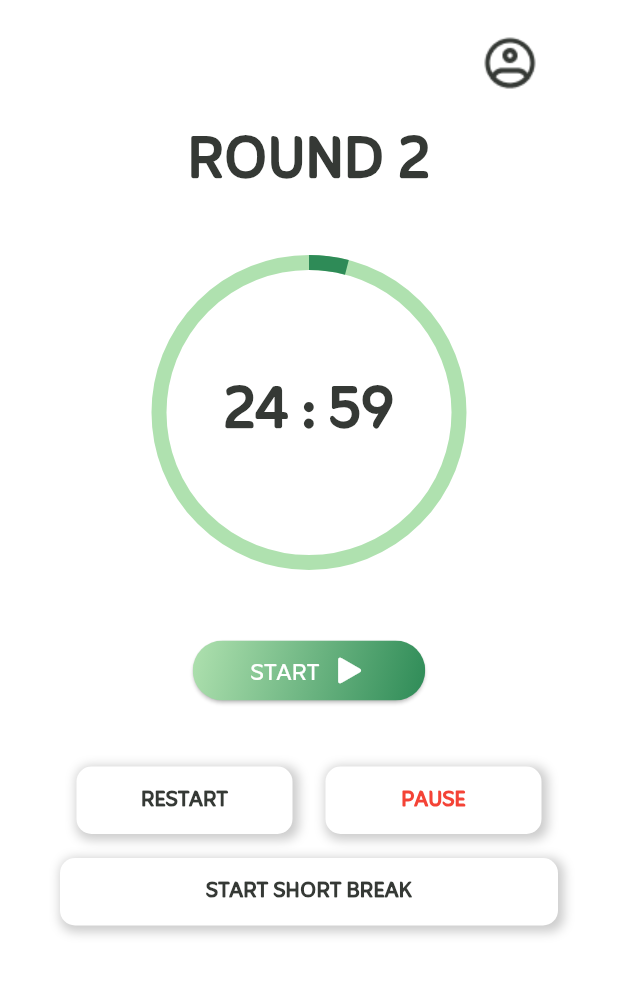
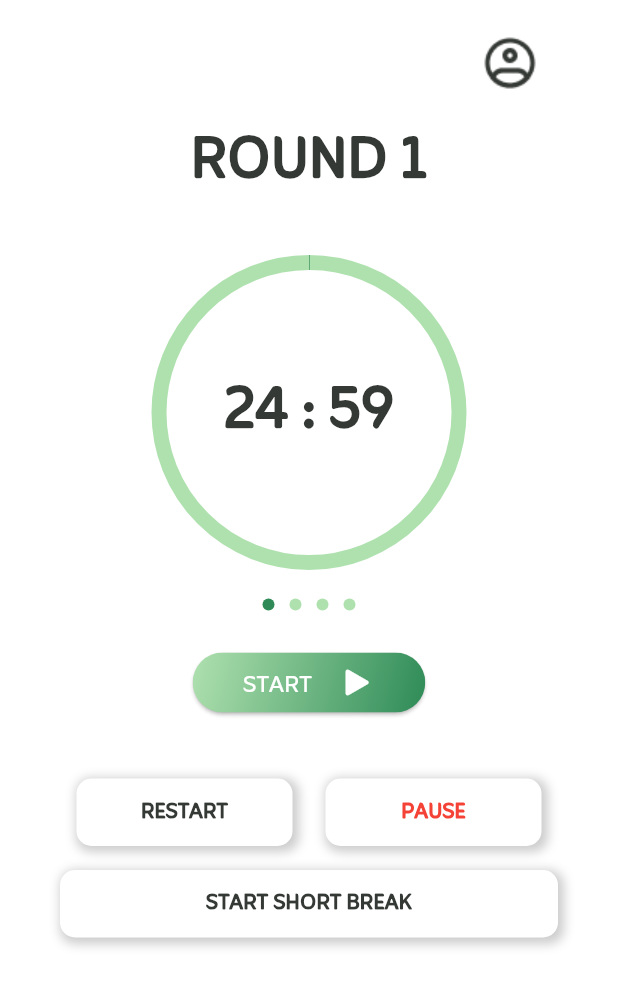
Before and after one commit to KimsokhomZz/pomodoro-focus-app, a Flutter app: the PomoTimerPage screen opened directly, after a tap on "START", on a phone screen of 412 x 824 dp. Shown: the top 987 px of the screen. Run offline on Flutter 3.47's test engine with Material 3 defaults, Android fonts, the light colour scheme and no system bars; our stand-ins replace flutter_slidable, get, shared_preferences; accounts and stored records are empty.

Commit message:
completed timer-screen implementation

```diff
--- a/lib/main.dart
+++ b/lib/main.dart
@@ -1,5 +1,6 @@
 import 'package:flutter/material.dart';
 import 'package:focus_app_project/models/time_provider.dart';
+import 'package:focus_app_project/screens/login_screen.dart';
 import 'package:focus_app_project/theme/theme.dart';
 import 'package:focus_app_project/widgets/nav_bar.dart';
 import 'package:get/get_navigation/src/root/get_material_app.dart';
@@ -23,7 +24,8 @@ class MyApp extends StatelessWidget {
       debugShowCheckedModeBanner: false,
       title: 'Flutter Demo',
       theme: AppTheme.lightTheme,
-      home: const NavigationMenu(),
+      home: const LoginPage(),
+      // home: const NavigationMenu(),
     );
   }
 }
--- a/lib/models/time_provider.dart
+++ b/lib/models/time_provider.dart
@@ -4,12 +4,17 @@ import 'package:flutter/cupertino.dart';
 class TimerProvider with ChangeNotifier {
   int _seconds = 0;
   int _minutes = 25;
+  // int _minutes = 1;  //for testing
+  int _currentRound = 1;
   Timer? _timer;
   bool _isPaused = true;
+  bool _isShortBreak = false;
+
   bool get isPaused => _isPaused;
-
   int get seconds => _seconds;
   int get minutes => _minutes;
+  int get currentRound => _currentRound;
+  bool get isShortBreak => _isShortBreak;
 
   //start the timer
   void startTimer() {
@@ -37,6 +42,7 @@ class TimerProvider with ChangeNotifier {
     _isPaused = true;
     _minutes = 25; // Reset to initial time
     _seconds = 0;
+    _isShortBreak = false;
     _timer?.cancel();
     notifyListeners();
   }
@@ -46,18 +52,28 @@ class TimerProvider with ChangeNotifier {
     _isPaused = true;
     _minutes = 5; // Short break time
     _seconds = 0;
+    _isShortBreak = true;
     _timer?.cancel();
     notifyListeners();
   }
 
-  //start or resume the timer
   void _startTimer() {
     if (_timer != null && _timer!.isActive) {
-      return; //prevent starting a new timer if the existing one is still active
+      return; // Prevent starting a new timer if the existing one is still active
     }
     _timer = Timer.periodic(const Duration(seconds: 1), (timer) {
       if (_seconds == 0 && _minutes == 0) {
-        _stopTimer();
+        if (_isShortBreak) {
+          restartTimer();
+        } else {
+          // Update the round and reset the timer
+          if (_currentRound < 4) {
+            _currentRound++;
+          } else {
+            _currentRound = 1; // Reset to ROUND 1 after ROUND 4
+          }
+          restartTimer(); // Reset to 25:00 but do not start
+        }
       } else if (_seconds == 0) {
         _minutes--;
         _seconds = 59;
@@ -67,12 +83,4 @@ class TimerProvider with ChangeNotifier {
       notifyListeners();
     });
   }
-
-  //stop the timer
-  void _stopTimer() {
-    _timer?.cancel();
-    _timer = null;
-    _isPaused = true;
-    notifyListeners();
-  }
 }
--- a/lib/screens/login_screen.dart
+++ b/lib/screens/login_screen.dart
@@ -1,4 +1,7 @@
 import 'package:flutter/material.dart';
+import 'package:focus_app_project/screens/signup_screen.dart';
+import 'package:focus_app_project/widgets/nav_bar.dart';
+import 'package:get/get.dart';
 import 'package:shared_preferences/shared_preferences.dart';
 import 'package:focus_app_project/utils/validator.dart';
 
@@ -29,6 +32,7 @@ class _LoginPageState extends State<LoginPage> {
           passwordInput == storedPassword) {
         print("Login successful!");
         // Navigate to home screen or dashboard
+        Get.offAll(() => const NavigationMenu());
       } else {
         print("Invalid credentials");
         //show proper message
@@ -167,7 +171,7 @@ class _LoginPageState extends State<LoginPage> {
                       ),
                       OutlinedButton(
                         onPressed: () {
-                          //future logic
+                          //login with google (future)
                         },
                         child: Row(
                           mainAxisAlignment: MainAxisAlignment.center,
@@ -189,7 +193,7 @@ class _LoginPageState extends State<LoginPage> {
                       ),
                       OutlinedButton(
                         onPressed: () {
-                          //future logic
+                          //login with apple (future)
                         },
                         child: Row(
                           mainAxisAlignment: MainAxisAlignment.center,
@@ -223,6 +227,7 @@ class _LoginPageState extends State<LoginPage> {
                             ),
                             onPressed: () {
                               //navigato sign-up
+                              Get.to(() => const SignUpPage());
                             },
                             child: const Text(
                               'Register',
--- a/lib/screens/pomo_timer.dart
+++ b/lib/screens/pomo_timer.dart
@@ -17,40 +17,44 @@ class PomoTimerPage extends StatefulWidget {
 
 class _PomoTimerState extends State<PomoTimerPage> {
   final NumberFormat _formatter = NumberFormat('00');
-  final int _totalMinutes = 25;
-
-  // void _showTimeUpDialog() {
-  //   showDialog(
-  //     context: context,
-  //     builder: (context) => AlertDialog(
-  //       title: const Text("Time's up!"),
-  //       content: const Text('Take a short break or restart the time'),
-  //       actions: [
-  //         TextButton(
-  //           onPressed: () {
-  //             Navigator.pop(context);
-  //           },
-  //           child: const Text('OK'),
-  //         )
-  //       ],
-  //     ),
-  //   );
-  // }
 
   @override
   Widget build(BuildContext context) {
     final timerProvider = Provider.of<TimerProvider>(context);
 
-    // Calculate the total seconds that have passed if the timer is running
-    int elapsedTimeInSeconds = 0;
-    double progress = 0.0;
-    if (!timerProvider.isPaused) {
-      elapsedTimeInSeconds = (_totalMinutes - timerProvider.minutes) * 60 +
-          (60 - timerProvider.seconds);
-      int totalTimeInSeconds = _totalMinutes * 60; // Total time in seconds
-      progress = elapsedTimeInSeconds /
-          totalTimeInSeconds; // Calculate the progress (percentage)
-    }
+    // const int totalMinutes = 25;
+    // // const int totalMinutes = 1;  //for testing
+    // // Total time in seconds (based on fixed 25 minutes)
+    // const int totalTimeInSeconds = totalMinutes * 60;
+
+    // // Remaining time in seconds
+    // final int remainingTimeInSeconds =
+    //     (timerProvider.minutes * 60) + timerProvider.seconds;
+
+    // // Calculate progress
+    // double progress = 1.0 - (remainingTimeInSeconds / totalTimeInSeconds);
+
+    // // Ensure progress is between 0.0 and 1.0
+    // progress = progress.clamp(0.0, 1.0);
+
+    // Determine the total minutes for the timer (25 for work, 5 for short break)
+    int totalMinutes = timerProvider.isShortBreak ? 5 : 25;
+
+    // Total time in seconds based on the current state (either 25 or 5 minutes)
+    int totalTimeInSeconds = totalMinutes * 60;
+
+    // Remaining time in seconds
+    final int remainingTimeInSeconds = (timerProvider.minutes * 60) + timerProvider.seconds;
+
+    // Calculate progress based on the total time
+    double progress = 1.0 - (remainingTimeInSeconds / totalTimeInSeconds);
+
+    // Ensure progress is between 0.0 and 1.0
+    progress = progress.clamp(0.0, 1.0);
+
+    // Debugging for testing output
+    // print(
+    //     'Total Time: $totalTimeInSeconds, Remaining Time: $remainingTimeInSeconds, Progress: $progress');
 
     return Scaffold(
       body: Padding(
@@ -60,9 +64,9 @@ class _PomoTimerState extends State<PomoTimerPage> {
           children: [
             const HeadingBar(),
             const SizedBox(height: 8),
-            const Text(
-              'ROUND 2',
-              style: TextStyle(
+            Text(
+              'ROUND ${timerProvider.currentRound}',
+              style: const TextStyle(
                 fontSize: 48,
                 fontWeight: FontWeight.bold,
                 color: Color(0xff353935),
@@ -75,13 +79,12 @@ class _PomoTimerState extends State<PomoTimerPage> {
                 SizedBox(
                   width: 200,
                   height: 200,
-                  // alignment: Alignment.center,
                   child: CircularProgressIndicator(
-                      backgroundColor: Color(0xffAFE1AF),
+                      backgroundColor: const Color(0xffAFE1AF),
                       value: progress,
                       strokeWidth: 10,
-                      valueColor:
-                          AlwaysStoppedAnimation<Color>(Color(0xff2E8B57))),
+                      valueColor: const AlwaysStoppedAnimation<Color>(
+                          Color(0xff2E8B57))),
                 ),
                 Text(
                   '${_formatter.format(timerProvider.minutes)} : ${_formatter.format(timerProvider.seconds)}',
@@ -93,12 +96,24 @@ class _PomoTimerState extends State<PomoTimerPage> {
                 ),
               ],
             ),
-            const SizedBox(height: 48),
-            // Row(
-            //   children: [
-            //dot timer indicator
-            //   ],
-            // ),
+            const SizedBox(height: 24),
+            Row(
+              mainAxisAlignment: MainAxisAlignment.center,
+              children: List.generate(4, (index) {
+                return Container(
+                  margin: const EdgeInsets.symmetric(horizontal: 5),
+                  width: 8,
+                  height: 8,
+                  decoration: BoxDecoration(
+                    color: timerProvider.currentRound > index
+                        ? const Color(0xff2E8B57)
+                        : const Color(0xffAFE1AF),
+                    shape: BoxShape.circle,
+                  ),
+                );
+              }),
+            ),
+            const SizedBox(height: 24),
             ElevatedButton(
               onPressed: () {
                 if (timerProvider.isPaused) {
@@ -141,7 +156,7 @@ class _PomoTimerState extends State<PomoTimerPage> {
                           fontWeight: FontWeight.w500,
                         ),
                       ),
-                      SizedBox(width: 8),
+                      SizedBox(width: 18),
                       Icon(
                         CupertinoIcons.play_arrow_solid,
                         size: 24,
--- a/lib/screens/settings_screen.dart
+++ b/lib/screens/settings_screen.dart
@@ -1,7 +1,9 @@
 import 'package:flutter/cupertino.dart';
 import 'package:flutter/material.dart';
+import 'package:focus_app_project/screens/login_screen.dart';
 import 'package:focus_app_project/widgets/heading_bar.dart';
 import 'package:focus_app_project/widgets/timer_length_settngs.dart';
+import 'package:get/get.dart';
 
 class SettingsScreen extends StatefulWidget {
   const SettingsScreen({super.key});
@@ -11,6 +13,11 @@ class SettingsScreen extends StatefulWidget {
 }
 
 class _SettingsScreenState extends State<SettingsScreen> {
+  //logout logic
+  Future<void> _logOut() async {
+    Get.offAll(() => const LoginPage());
+  }
+
   @override
   Widget build(BuildContext context) {
     return Scaffold(
@@ -118,7 +125,7 @@ class _SettingsScreenState extends State<SettingsScreen> {
               duration: 'Log Out',
               icon: CupertinoIcons.escape,
               onDurationTap: () {
-                //switch to dark mode
+                _logOut();
               },
             ),
           ],
--- a/lib/screens/signup_screen.dart
+++ b/lib/screens/signup_screen.dart
@@ -1,4 +1,6 @@
 import 'package:flutter/material.dart';
+import 'package:focus_app_project/widgets/nav_bar.dart';
+import 'package:get/get.dart';
 import 'package:shared_preferences/shared_preferences.dart';
 import 'package:focus_app_project/utils/validator.dart';
 
@@ -47,7 +49,8 @@ class _SignUpPageState extends State<SignUpPage> {
       await prefs.setString('email', _userEmailController.text);
       await prefs.setString('password', _passwordController.text);
       print('User Sgined Up!');
-      // Optionally, navigate to login page or home page
+      //navigate to home page
+      Get.offAll(() => const NavigationMenu());
     }
   }
 
@@ -197,7 +200,7 @@ class _SignUpPageState extends State<SignUpPage> {
                     ),
                     OutlinedButton(
                       onPressed: () {
-                        //future logic
+                        //sign-up with google (future)
                       },
                       child: Row(
                         mainAxisAlignment: MainAxisAlignment.center,
@@ -219,7 +222,7 @@ class _SignUpPageState extends State<SignUpPage> {
                     ),
                     OutlinedButton(
                       onPressed: () {
-                        //future logic
+                        //sign-up with apple
                       },
                       child: Row(
                         mainAxisAlignment: MainAxisAlignment.center,
@@ -252,7 +255,8 @@ class _SignUpPageState extends State<SignUpPage> {
                                 EdgeInsets.zero, // Removes the default padding
                           ),
                           onPressed: () {
-                            //navigato login
+                            //navigate login
+                            Get.back();
                           },
                           child: const Text(
                             'Sign In',
--- a/lib/widgets/task_tag_modal.dart
+++ b/lib/widgets/task_tag_modal.dart
@@ -1,5 +1,7 @@
-import 'package:flutter/material.dart';
+// import 'package:flutter/material.dart';
 
 // Widget buildButton() {
 
+  //task tag for future work
+
 // }
```
